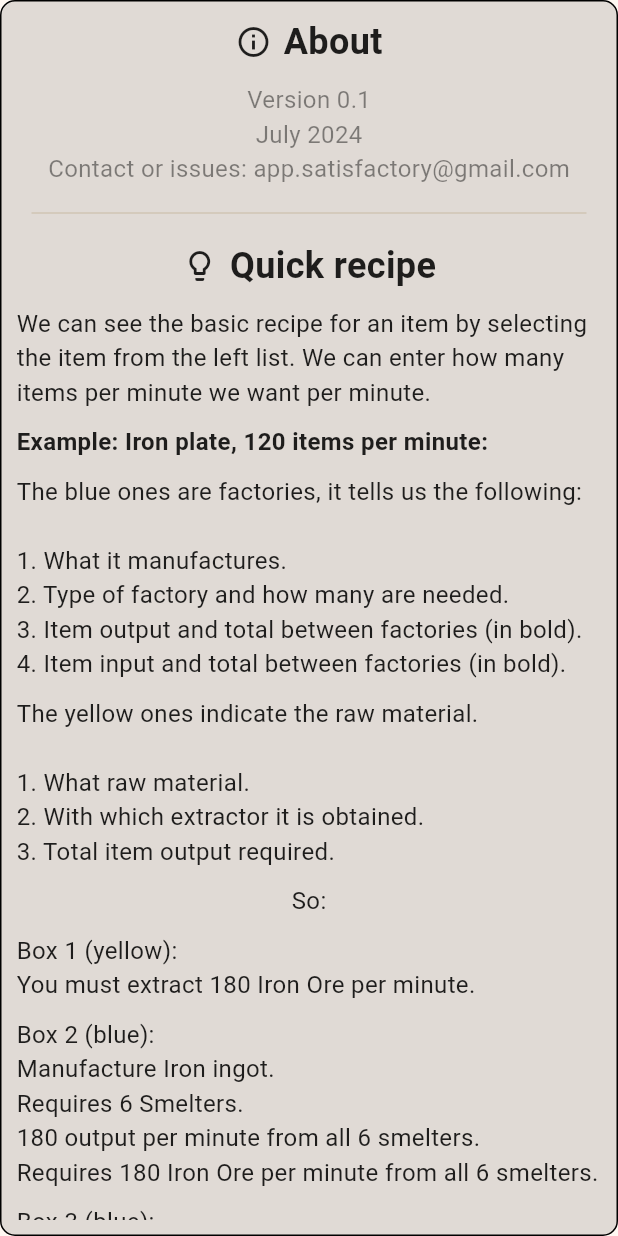
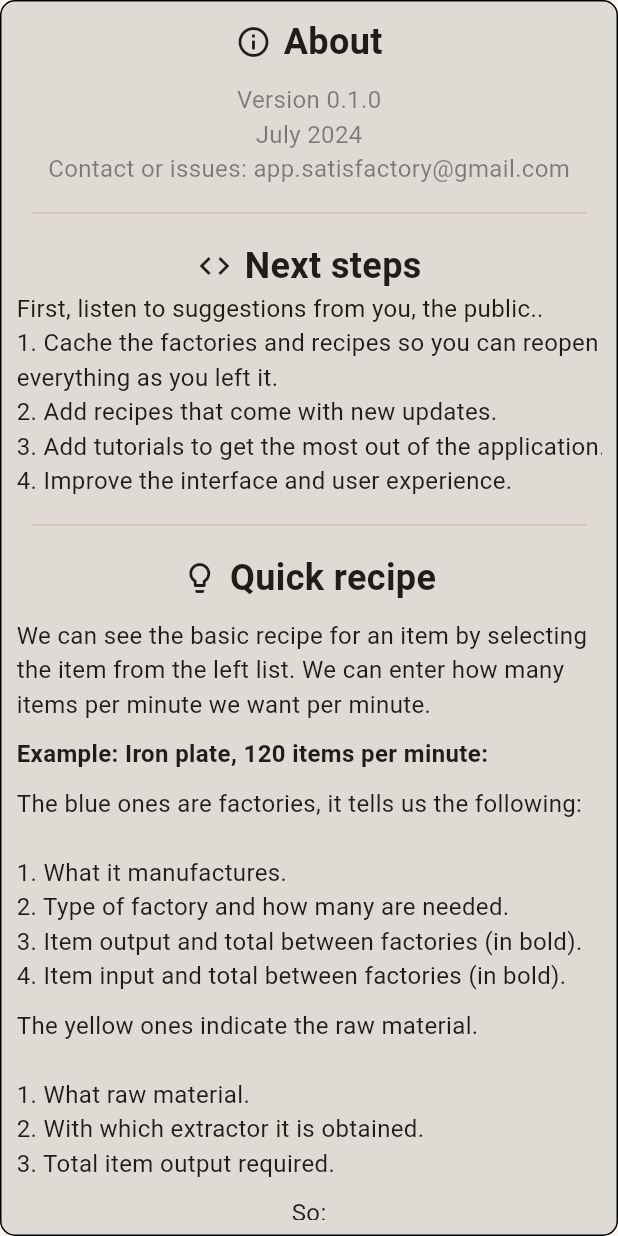
Before and after one commit to luisalex94/satisfactory_app, a Flutter app: the InfoPopup widget shown alone on an empty page, opened directly, on a phone screen of 412 x 824 dp. Run offline on Flutter 3.47's test engine with Material 3 defaults, Android fonts, the phone set to English and light mode, and no system bars.

Commit message:
add icon and next steps info

```diff
--- a/lib/popup/info_popup.dart
+++ b/lib/popup/info_popup.dart
@@ -37,6 +37,17 @@ class _InfoPopupState extends State<InfoPopup> {
                 const SizedBox(
                   height: 10,
                 ),
+                _nextSteps(),
+                const SizedBox(
+                  height: 10,
+                ),
+                const Divider(
+                  indent: 10,
+                  endIndent: 10,
+                ),
+                const SizedBox(
+                  height: 10,
+                ),
                 _quickRecipe(),
                 const SizedBox(
                   height: 10,
@@ -49,9 +60,106 @@ class _InfoPopupState extends State<InfoPopup> {
                   height: 10,
                 ),
                 _factoryRecipe(),
+                const SizedBox(
+                  height: 10,
+                ),
+                const Divider(
+                  indent: 10,
+                  endIndent: 10,
+                ),
+                const SizedBox(
+                  height: 10,
+                ),
+                _appIconCopyright(),
               ],
             ),
           )),
+    );
+  }
+
+  Widget _nextSteps() {
+    return const Column(
+      children: [
+        Row(
+          mainAxisAlignment: MainAxisAlignment.center,
+          crossAxisAlignment: CrossAxisAlignment.center,
+          children: [
+            Icon(Icons.code),
+            SizedBox(
+              width: 8,
+            ),
+            Text(
+              'Next steps',
+              style: TextStyle(
+                fontSize: 24,
+                color: Colors.black87,
+                fontWeight: FontWeight.bold,
+              ),
+            ),
+          ],
+        ),
+        Row(
+          children: [
+            Text(
+              'First, listen to suggestions from you, the public..',
+              style: TextStyle(
+                fontSize: 16,
+              ),
+              textAlign: TextAlign.left,
+            ),
+          ],
+        ),
+        Row(
+          children: [
+            Expanded(
+              child: Text(
+                '1. Cache the factories and recipes so you can reopen everything as you left it.',
+                style: TextStyle(
+                  fontSize: 16,
+                  color: Colors.black87,
+                ),
+                textAlign: TextAlign.left,
+              ),
+            ),
+          ],
+        ),
+        Row(
+          children: [
+            Text(
+              '2. Add recipes that come with new updates.',
+              style: TextStyle(
+                fontSize: 16,
+                color: Colors.black87,
+              ),
+              textAlign: TextAlign.left,
+            ),
+          ],
+        ),
+        Row(
+          children: [
+            Text(
+              '3. Add tutorials to get the most out of the application.',
+              style: TextStyle(
+                fontSize: 16,
+                color: Colors.black87,
+              ),
+              textAlign: TextAlign.left,
+            ),
+          ],
+        ),
+        Row(
+          children: [
+            Text(
+              '4. Improve the interface and user experience.',
+              style: TextStyle(
+                fontSize: 16,
+                color: Colors.black87,
+              ),
+              textAlign: TextAlign.left,
+            ),
+          ],
+        ),
+      ],
     );
   }
 
@@ -81,7 +189,7 @@ class _InfoPopupState extends State<InfoPopup> {
           width: 10,
         ),
         Text(
-          'Version 0.1',
+          'Version 0.1.0',
           style: TextStyle(
             fontSize: 16,
             color: Colors.black45,
@@ -103,7 +211,7 @@ class _InfoPopupState extends State<InfoPopup> {
             color: Colors.black45,
           ),
           textAlign: TextAlign.left,
-        )
+        ),
       ],
     );
   }
@@ -364,4 +472,15 @@ class _InfoPopupState extends State<InfoPopup> {
       ],
     );
   }
+
+  Widget _appIconCopyright() {
+    return const Text(
+      'App icon copyright:\nGame boy advance iconos creados por Tru3 Art - Flaticon\nhttps://www.flaticon.es/iconos-gratis/game-boy-advance',
+      style: TextStyle(
+        fontSize: 16,
+        color: Colors.black45,
+      ),
+      textAlign: TextAlign.center,
+    );
+  }
 }
```
Also changed, not shown: 2 other files.
